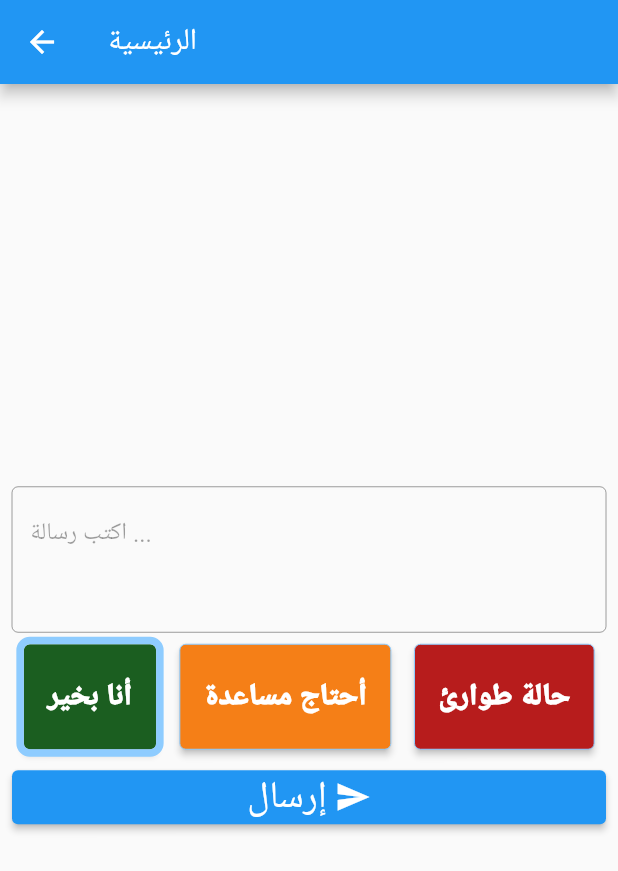
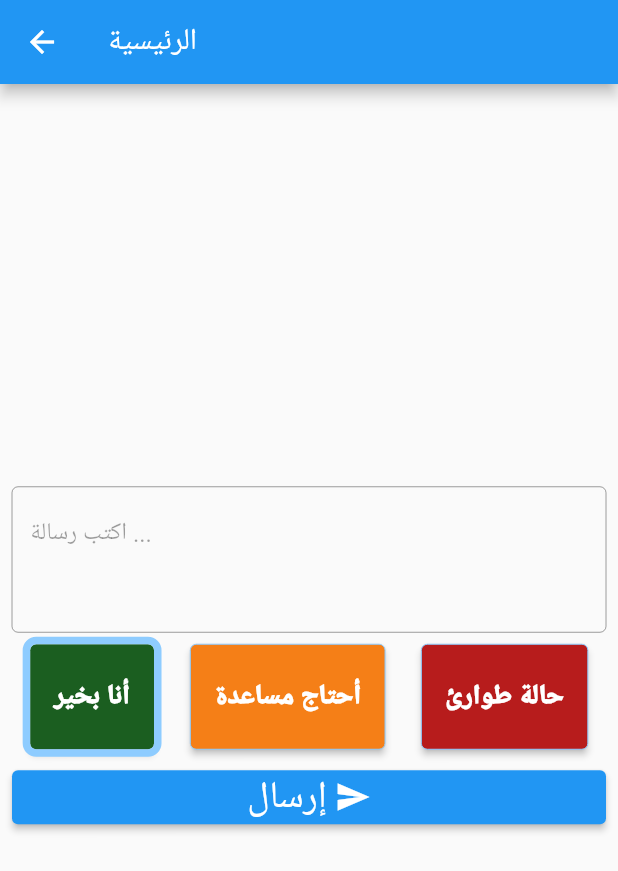
Before and after one commit to aaref-sh/wh, a Flutter app: the MyStatus screen opened directly, on a phone screen of 412 x 824 dp. Shown: the top 871 px of the screen. Run offline on Flutter 3.47's test engine with Material 2 defaults, Android fonts, the phone set to English and light mode, and no system bars; our stand-ins replace awesome_notifications, fluttertoast, latlong2, location, shared_preferences, sqflite and 1 more; missing offline and left inert: platform_device_id_v3, signalr_netcore, workmanager; accounts and stored records are empty.

```diff
--- a/lib/models/message.dart
+++ b/lib/models/message.dart
@@ -1,9 +1,15 @@
 class Message {
   String sender;
-  String text;
-  DateTime time;
-  Message(this.sender, this.text, this.time);
+  String message;
+  DateTime sendTime;
+  Message(this.sender, this.message, this.sendTime);
 
-  static fromMap(Map<String, dynamic> m) =>
+  static Message fromMap(Map<String, dynamic> m) =>
       Message(m['sender'], m['message'], DateTime.parse(m['sendTime']));
+
+  Map<String, dynamic> toJson() => {
+        'sender': sender,
+        'message': message,
+        'sendTime': sendTime.toIso8601String()
+      };
 }
--- a/lib/screens/map_viewer.dart
+++ b/lib/screens/map_viewer.dart
@@ -24,7 +24,7 @@ class _MapViewerState extends State<MapViewer> {
           mapController: mapcontroller,
           options: MapOptions(
             center: LatLng(lati, longi),
-            zoom: 15,
+            zoom: 16,
           ),
           children: [
             TileLayer(
--- a/lib/screens/my_status.dart
+++ b/lib/screens/my_status.dart
@@ -55,7 +55,7 @@ class _MyStatusState extends State<MyStatus> {
                           backgroundColor: Colors.green[900]),
                       child: Text(resImOK,
                           style: const TextStyle(
-                              fontSize: 20, fontWeight: FontWeight.w900)),
+                              fontSize: 18, fontWeight: FontWeight.w900)),
                       onPressed: () {
                         setState(() {
                           state = States.ok;
@@ -74,7 +74,7 @@ class _MyStatusState extends State<MyStatus> {
                       ),
                       child: Text(resINeedHelp,
                           style: const TextStyle(
-                              fontSize: 20, fontWeight: FontWeight.w900)),
+                              fontSize: 18, fontWeight: FontWeight.w900)),
                       onPressed: () {
                         setState(() {
                           state = States.needHelp;
@@ -91,7 +91,7 @@ class _MyStatusState extends State<MyStatus> {
                           backgroundColor: Colors.red[900]),
                       child: Text(resEmergencyState,
                           style: const TextStyle(
-                              fontSize: 20, fontWeight: FontWeight.w900)),
+                              fontSize: 18, fontWeight: FontWeight.w900)),
                       onPressed: () {
                         setState(() {
                           state = States.emergency;
--- a/lib/services/awesome_notification.dart
+++ b/lib/services/awesome_notification.dart
@@ -143,6 +143,6 @@ void notify(String? msg) => AwesomeNotifications().createNotification(
 
 void notifyChat(Message messag) => NotificationService.showNotification(
       title:
-          '${messag.sender}:${messag.text.substring(0, min(10, messag.text.length))}',
-      body: messag.text,
+          '${messag.sender}:${messag.message.substring(0, min(10, messag.message.length))}',
+      body: messag.message,
     );
--- a/lib/services/signalr_netcore.dart
+++ b/lib/services/signalr_netcore.dart
@@ -53,7 +53,7 @@ void _notify(List<Object?>? args) {
 void _notifyChat(List<Object?>? args) {
   var messageMap = args![0] as Map<String, dynamic>;
   var msg = Message.fromMap(messageMap);
-
+  DatabaseHelper.instance.insert(msg);
   ChatScreenState.addMessage(msg);
   if (pageIndex != 2) notifyChat(msg);
 }
```
Also changed, not shown: lib/components/chat_bubble.dart (+5 -5 lines), lib/screens/chat.dart (+14 -5 lines), lib/services/sqlite.dart (+78 -46 lines).
